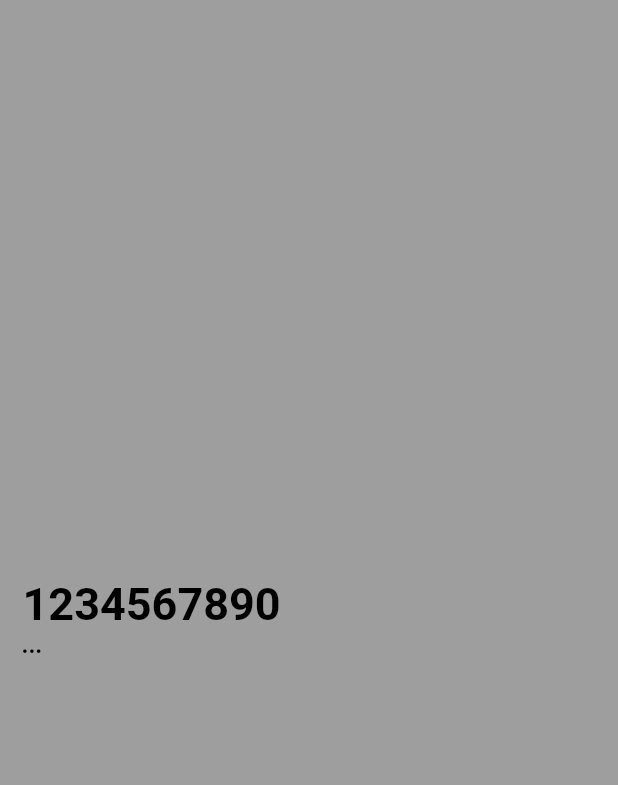
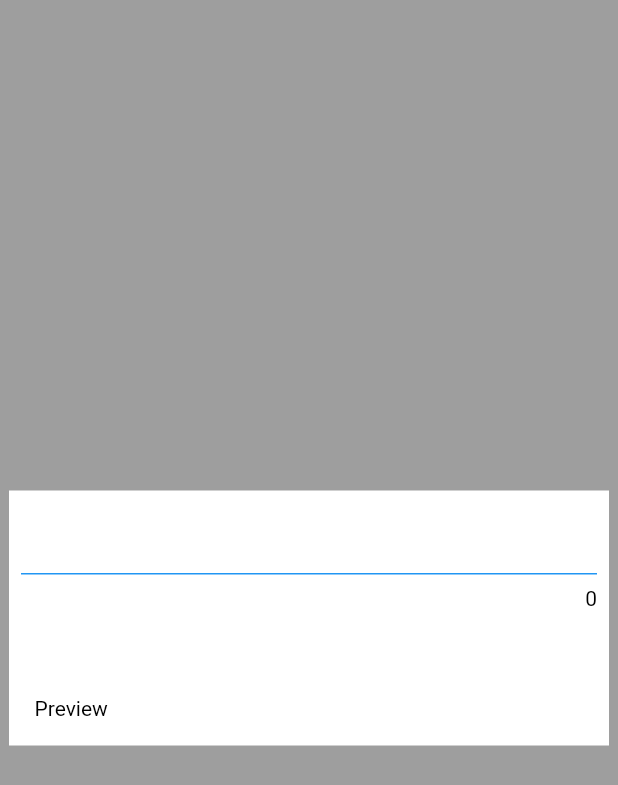
Before and after one commit to herrytco/Flutter-HTML-Editor, a Flutter app: the screen it shows after launch, on a phone screen of 412 x 824 dp. Shown: the top 785 px of the screen. Run offline on Flutter 3.47's test engine with Material 2 defaults, Android fonts, the phone set to English and light mode, and no system bars.

Commit message:
new version (0.0.4)

```diff
--- a/example/lib/main.dart
+++ b/example/lib/main.dart
@@ -1,16 +1,12 @@
 import 'package:flutter/material.dart';
 import 'package:light_html_editor/editor.dart';
 import 'package:light_html_editor/placeholder.dart';
-import 'package:light_html_editor/renderer.dart';
 
 void main() {
   runApp(MyApp());
 }
 
 class MyApp extends StatelessWidget {
-  String rich =
-      '<h1>1234567890</h1><b><i>abcdefghij</i></b><span style="color:#ff0000;">1234567890</span>abcdefghij1234567890abcdefghij1234567890abcdefghij1234567890abcdefghij1234567890abcdefghij1234567890abcdefghij1234567890abcdefghij1234567890abcdefghij1234567890abcdefghij1234567890abcdefghij';
-
   @override
   Widget build(BuildContext context) {
     return MaterialApp(
@@ -23,19 +19,15 @@ class MyApp extends StatelessWidget {
         body: Center(
           child: SizedBox(
             width: 400,
-            child: RichtextRenderer.fromRichtext(
-              rich,
-              maxLength: 10,
+            child: RichTextEditor(
+              placeholders: [
+                RichTextPlaceholder(
+                    "VAR", "Some longer text that got shortened!"),
+              ],
+              onChanged: (String html) {
+                // do something with the richtext
+              },
             ),
-            // child: RichTextEditor(
-            //   placeholders: [
-            //     RichTextPlaceholder(
-            //         "VAR", "Some longer text that got shortened!"),
-            //   ],
-            //   onChanged: (String html) {
-            //     // do something with the richtext
-            //   },
-            // ),
           ),
         ),
       ),
--- a/pubspec.yaml
+++ b/pubspec.yaml
@@ -1,6 +1,6 @@
 name: light_html_editor
 description: A lightweight HTML editor for Flutter. Provides functionality to edit and parse simple HTML code.
-version: 0.0.2
+version: 0.0.3
 homepage: "https://manuelh.at/"
 
 environment:
```
Also changed, not shown: example/pubspec.lock, 1 other file.
